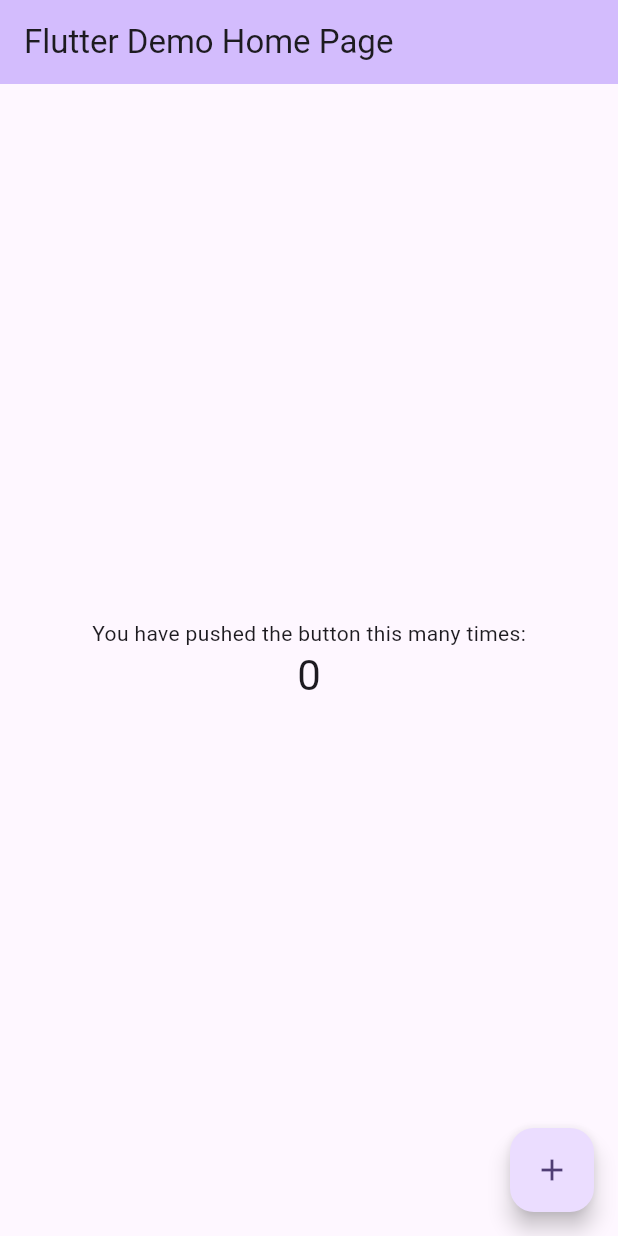
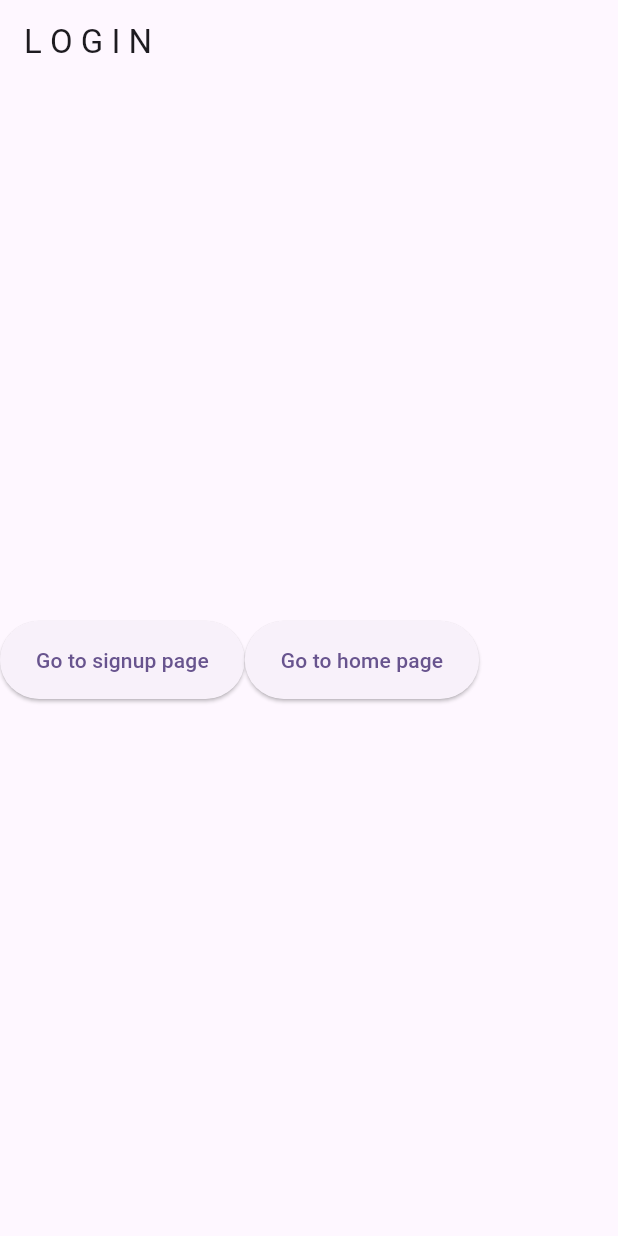
Before and after one commit to Gospel011/nav_with_go_router, a Flutter app: the screen it shows after launch, on a phone screen of 412 x 824 dp. Run offline on Flutter 3.47's test engine with Material 3 defaults, Android fonts, the phone set to English and light mode, and no system bars; our stand-ins replace go_router.

Commit message:
Set up some pages with go router

```diff
--- /dev/null
+++ b/learning_go_router/lib/Presentation/go_route_config.dart
@@ -0,0 +1,45 @@
+import 'package:go_router/go_router.dart';
+import 'package:learning_go_router/Presentation/pages/forgot_password.dart';
+import 'package:learning_go_router/Presentation/pages/home_page.dart';
+import 'package:learning_go_router/Presentation/pages/login.dart';
+import 'package:learning_go_router/Presentation/pages/profile_page.dart';
+import 'package:learning_go_router/Presentation/pages/signup.dart';
+import 'package:learning_go_router/Presentation/pages/verify_email_page.dart';
+
+final router = GoRouter(
+  initialLocation: '/login',
+  routes: [
+  //? BASE ROUTE
+  GoRoute(
+      path: '/',
+      builder: (context, state) {
+        print("Home page from go router");
+        return const HomePage();
+      },
+
+      //* profile sub-class
+      routes: [
+        GoRoute(
+            path: 'profile',
+            builder: (context, state) {
+              return const ProfilePage();
+            })
+      ]),
+
+  //? LOGIN
+  GoRoute(
+    path: '/login',
+    builder: ((context, state) => const LoginPage()),
+    routes: [
+    //* signup
+    GoRoute(path: 'signup', builder: (context, state) => const SignupPage()),
+
+    //*forgot password
+    GoRoute(path: 'forgot-password', builder: (context, state) => const ForgotPasswordPage())
+  ]),
+
+  //? EMAIL VERIFICATION
+  GoRoute(path: '/verify-email', builder: (context, state) => const VerifyEmailPage()),
+
+  //?
+], debugLogDiagnostics: true);
--- /dev/null
+++ b/learning_go_router/lib/Presentation/pages/forgot_password.dart
@@ -0,0 +1,28 @@
+import 'package:flutter/material.dart';
+import 'package:go_router/go_router.dart';
+
+class ForgotPasswordPage extends StatelessWidget {
+  const ForgotPasswordPage({super.key});
+
+  @override
+  Widget build(BuildContext context) {
+    return Scaffold(
+      appBar: AppBar(title: const Text("Forgot Password Page")),
+
+      body: Center(
+        child: Center(
+        child: ElevatedButton(
+            onPressed: () {
+              //TODO: GO TO PROFILE PAGE
+
+              context.go('/signup');
+            },
+            child: const Padding(
+              padding: EdgeInsets.symmetric(vertical: 16.0),
+              child: Text("Go to signup page"),
+            )),
+      ),
+      ),
+    );
+  }
+}
--- /dev/null
+++ b/learning_go_router/lib/Presentation/pages/login.dart
@@ -0,0 +1,43 @@
+import 'package:flutter/material.dart';
+import 'package:go_router/go_router.dart';
+
+class LoginPage extends StatelessWidget {
+  const LoginPage({super.key});
+
+  @override
+  Widget build(BuildContext context) {
+    return Scaffold(
+      appBar: AppBar(title: const Text("L O G I N")),
+
+      body: Center(
+        child: Center(
+        child: Row(
+          children: [
+            ElevatedButton(
+                onPressed: () {
+                  //TODO: GO TO PROFILE PAGE
+
+                  context.go('/login/signup');
+                },
+                child: const Padding(
+                  padding: EdgeInsets.symmetric(vertical: 16.0),
+                  child: Text("Go to signup page"),
+                )),
+
+            ElevatedButton(
+                onPressed: () {
+                  //TODO: GO TO PROFILE PAGE
+
+                  context.go('/');
+                },
+                child: const Padding(
+                  padding: EdgeInsets.symmetric(vertical: 16.0),
+                  child: Text("Go to home page"),
+                )),
+          ],
+        ),
+      ),
+      ),
+    );
+  }
+}
--- a/learning_go_router/lib/main.dart
+++ b/learning_go_router/lib/main.dart
@@ -1,4 +1,5 @@
 import 'package:flutter/material.dart';
+import 'package:learning_go_router/Presentation/go_route_config.dart';
 
 void main() {
   runApp(const MyApp());
@@ -7,119 +8,20 @@
 class MyApp extends StatelessWidget {
   const MyApp({super.key});
 
-  // This widget is the root of your application.
+
   @override
   Widget build(BuildContext context) {
-    return MaterialApp(
+    return MaterialApp.router(
       title: 'Flutter Demo',
+      debugShowCheckedModeBanner: false,
       theme: ThemeData(
-        // This is the theme of your application.
-        //
-        // TRY THIS: Try running your application with "flutter run". You'll see
-        // the application has a purple toolbar. Then, without quitting the app,
-        // try changing the seedColor in the colorScheme below to Colors.green
-        // and then invoke "hot reload" (save your changes or press the "hot
-        // reload" button in a Flutter-supported IDE, or press "r" if you used
-        // the command line to start the app).
-        //
-        // Notice that the counter didn't reset back to zero; the application
-        // state is not lost during the reload. To reset the state, use hot
-        // restart instead.
-        //
-        // This works for code too, not just values: Most code changes can be
-        // tested with just a hot reload.
+
         colorScheme: ColorScheme.fromSeed(seedColor: Colors.deepPurple),
         useMaterial3: true,
       ),
-      home: const MyHomePage(title: 'Flutter Demo Home Page'),
+      routerConfig: router,
+
+
     );
   }
 }
-
-class MyHomePage extends StatefulWidget {
-  const MyHomePage({super.key, required this.title});
-
-  // This widget is the home page of your application. It is stateful, meaning
-  // that it has a State object (defined below) that contains fields that affect
-  // how it looks.
-
-  // This class is the configuration for the state. It holds the values (in this
-  // case the title) provided by the parent (in this case the App widget) and
-  // used by the build method of the State. Fields in a Widget subclass are
-  // always marked "final".
-
-  final String title;
-
-  @override
-  State<MyHomePage> createState() => _MyHomePageState();
-}
-
-class _MyHomePageState extends State<MyHomePage> {
-  int _counter = 0;
-
-  void _incrementCounter() {
-    setState(() {
-      // This call to setState tells the Flutter framework that something has
-      // changed in this State, which causes it to rerun the build method below
-      // so that the display can reflect the updated values. If we changed
-      // _counter without calling setState(), then the build method would not be
-      // called again, and so nothing would appear to happen.
-      _counter++;
-    });
-  }
-
-  @override
-  Widget build(BuildContext context) {
-    // This method is rerun every time setState is called, for instance as done
-    // by the _incrementCounter method above.
-    //
-    // The Flutter framework has been optimized to make rerunning build methods
-    // fast, so that you can just rebuild anything that needs updating rather
-    // than having to individually change instances of widgets.
-    return Scaffold(
-      appBar: AppBar(
-        // TRY THIS: Try changing the color here to a specific color (to
-        // Colors.amber, perhaps?) and trigger a hot reload to see the AppBar
-        // change color while the other colors stay the same.
-        backgroundColor: Theme.of(context).colorScheme.inversePrimary,
-        // Here we take the value from the MyHomePage object that was created by
-        // the App.build method, and use it to set our appbar title.
-        title: Text(widget.title),
-      ),
-      body: Center(
-        // Center is a layout widget. It takes a single child and positions it
-        // in the middle of the parent.
-        child: Column(
-          // Column is also a layout widget. It takes a list of children and
-          // arranges them vertically. By default, it sizes itself to fit its
-          // children horizontally, and tries to be as tall as its parent.
-          //
-          // Column has various properties to control how it sizes itself and
-          // how it positions its children. Here we use mainAxisAlignment to
-          // center the children vertically; the main axis here is the vertical
-          // axis because Columns are vertical (the cross axis would be
-          // horizontal).
-          //
-          // TRY THIS: Invoke "debug painting" (choose the "Toggle Debug Paint"
-          // action in the IDE, or press "p" in the console), to see the
-          // wireframe for each widget.
-          mainAxisAlignment: MainAxisAlignment.center,
-          children: <Widget>[
-            const Text(
-              'You have pushed the button this many times:',
-            ),
-            Text(
-              '$_counter',
-              style: Theme.of(context).textTheme.headlineMedium,
-            ),
-          ],
-        ),
-      ),
-      floatingActionButton: FloatingActionButton(
-        onPressed: _incrementCounter,
-        tooltip: 'Increment',
-        child: const Icon(Icons.add),
-      ), // This trailing comma makes auto-formatting nicer for build methods.
-    );
-  }
-}
--- a/learning_go_router/pubspec.yaml
+++ b/learning_go_router/pubspec.yaml
@@ -35,6 +35,7 @@ dependencies:
   # The following adds the Cupertino Icons font to your application.
   # Use with the CupertinoIcons class for iOS style icons.
   cupertino_icons: ^1.0.6
+  go_router: ^13.2.0
 
 dev_dependencies:
   flutter_test:
```
Also changed, not shown: learning_go_router/lib/Presentation/pages/home_page.dart (added, +28 -0 lines), learning_go_router/lib/Presentation/pages/profile_page.dart (added, +28 -0 lines), learning_go_router/lib/Presentation/pages/signup.dart (added, +28 -0 lines), learning_go_router/lib/Presentation/pages/verify_email_page.dart (added, +43 -0 lines), learning_go_router/pubspec.lock.
